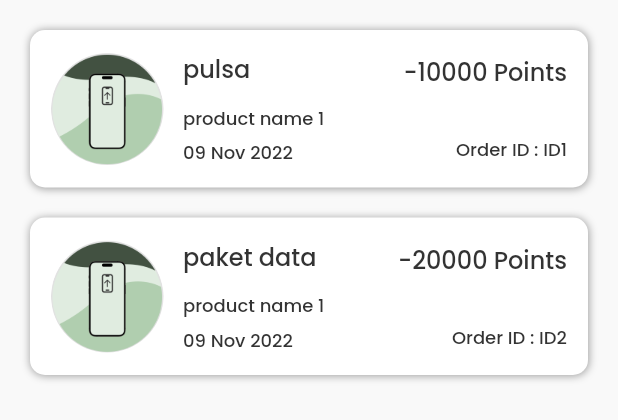
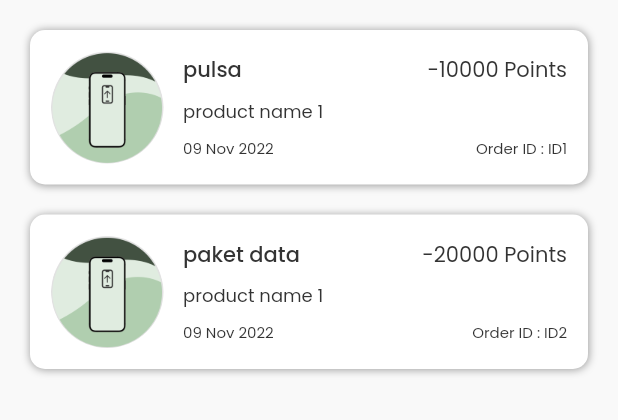
Before and after one commit to capstone-project-alterra-9/flutter-loyalty-point, a Flutter app: the ReedemHistoryView widget shown alone on an empty page, opened directly, on a phone screen of 412 x 824 dp. Shown: the top 420 px of the screen. Run offline on Flutter 3.47's test engine with Material 2 defaults, Android fonts, the phone set to English and light mode, and no system bars; our stand-ins replace dio, flutter_svg, google_fonts, heroicons, shared_preferences; accounts and stored records are empty.

Commit message:
perbaikan expanded flexible pada history

```diff
--- a/lib/src/views/history/reedemhistory_view.dart
+++ b/lib/src/views/history/reedemhistory_view.dart
@@ -51,7 +51,9 @@ class ReedemHistoryView extends StatelessWidget {
               child: Row(
                 mainAxisAlignment: MainAxisAlignment.spaceBetween,
                 children: [
-                  Row(
+                  Expanded(
+                    flex: 2,
+                    child: Row(
                       children: [
                         Container(
                           width: 75,
@@ -66,7 +68,9 @@ class ReedemHistoryView extends StatelessWidget {
                         const SizedBox(
                           width: 13,
                         ),
-                      Column(
+                        Expanded(
+                          flex: 2,
+                          child: Column(
                             crossAxisAlignment: CrossAxisAlignment.start,
                             mainAxisAlignment: MainAxisAlignment.start,
                             children: [
@@ -75,58 +79,50 @@ class ReedemHistoryView extends StatelessWidget {
                                 style: GoogleFonts.poppins(
                                     fontWeight: FontWeight.w500,
                                     color: Styles.colorBlack400,
-                                fontSize: 16),
+                                    fontSize: 14),
                               ),
                               const SizedBox(
-                            height: 12,
+                                height: 8,
                               ),
                               Text(
                                 listTransactionHistory[index].name,
                                 style: GoogleFonts.poppins(
-                                fontWeight: FontWeight.w500,
-                                color: Styles.colorBlack400,
-                                fontSize: 12),
+                                    color: Styles.colorBlack400, fontSize: 12),
                               ),
                               const SizedBox(
-                            height: 5,
+                                height: 8,
                               ),
                               Text(
                                 "09 Nov 2022",
                                 style: GoogleFonts.poppins(
-                                fontWeight: FontWeight.w500,
-                                color: Styles.colorBlack400,
-                                fontSize: 12),
+                                    color: Styles.colorBlack400, fontSize: 10),
                               ),
                             ],
+                          ),
                         )
                       ],
                     ),
-                  Stack(
-                    children: [
-                      Column(
+                  ),
+                  Flexible(
+                    child: Column(
                       crossAxisAlignment: CrossAxisAlignment.end,
                       mainAxisAlignment: MainAxisAlignment.spaceAround,
                       children: [
                         Text(
                           "-${listTransactionHistory[index].price.toString()} Points",
                           style: GoogleFonts.poppins(
-                                fontWeight: FontWeight.w500,
-                                color: Styles.colorBlack400,
-                                fontSize: 16),
+                              color: Styles.colorBlack400, fontSize: 14),
                         ),
                         const SizedBox(
-                            height: 31,
+                          height: 34,
                         ),
                         Text(
                           "Order ID : ID${listTransactionHistory[index].id}",
                           style: GoogleFonts.poppins(
-                                fontWeight: FontWeight.w500,
-                                color: Styles.colorBlack400,
-                                fontSize: 12),
+                              color: Styles.colorBlack400, fontSize: 10),
                         ),
                       ],
                     ),
-                    ],
                   )
                 ],
               ),
```
Also changed, not shown: lib/src/views/history/transactionhistory_view.dart (+18 -16 lines). Lines whose indentation alone changed are shown as unchanged.
